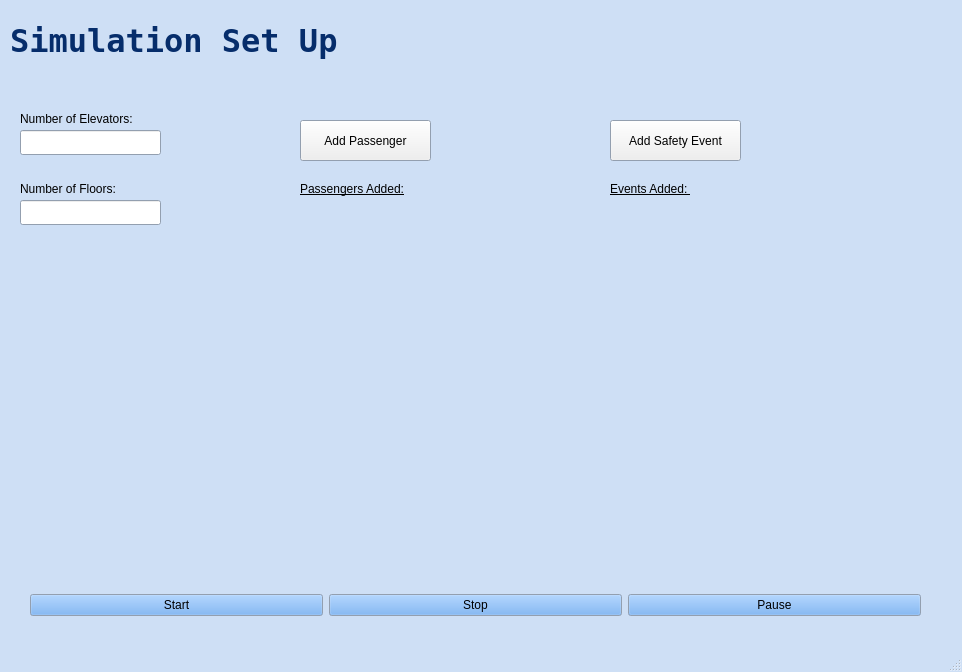
First picture: the form in mainwindow.ui, repository gracestewart3/COMP3004A3, before the edit.
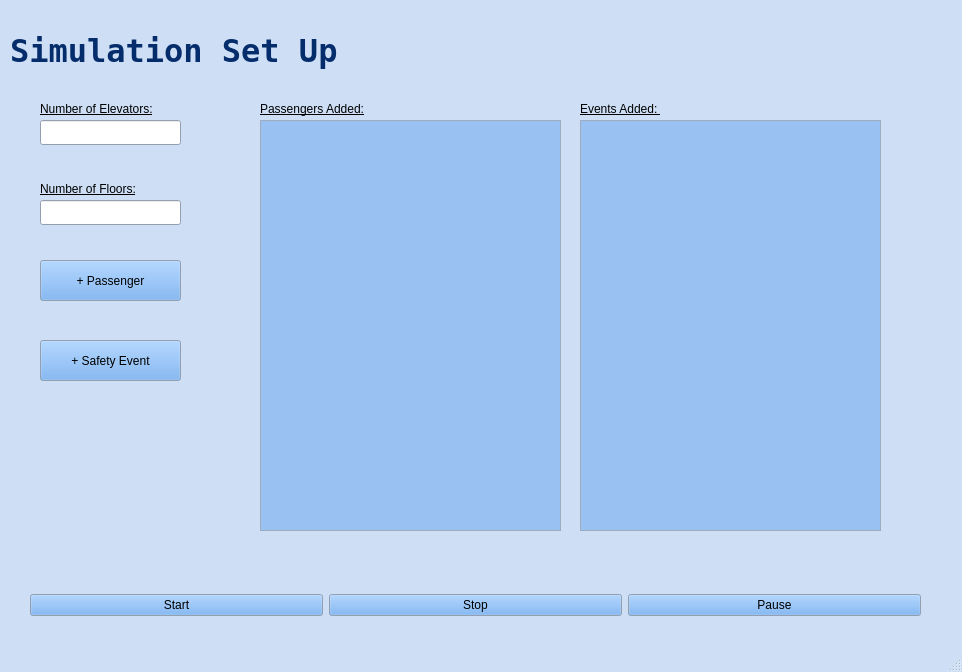
Second picture: the form after the edit. The open tabs and pages were chosen to show the change.

```diff
--- a/mainwindow.ui
+++ b/mainwindow.ui
@@ -82,7 +82,7 @@
     <property name="geometry">
      <rect>
       <x>0</x>
-      <y>0</y>
+      <y>10</y>
       <width>951</width>
       <height>561</height>
      </rect>
@@ -682,8 +682,8 @@
      <widget class="QLabel" name="events_added_label">
       <property name="geometry">
        <rect>
-        <x>610</x>
-        <y>180</y>
+        <x>580</x>
+        <y>90</y>
         <width>141</width>
         <height>17</height>
        </rect>
@@ -697,30 +697,11 @@
        <string>Events Added: </string>
       </property>
      </widget>
-     <widget class="QLabel" name="event_display">
-      <property name="geometry">
-       <rect>
-        <x>610</x>
-        <y>210</y>
-        <width>291</width>
-        <height>351</height>
-       </rect>
-      </property>
-      <property name="text">
-       <string/>
-      </property>
-      <property name="alignment">
-       <set>Qt::AlignLeading|Qt::AlignLeft|Qt::AlignTop</set>
-      </property>
-      <property name="wordWrap">
-       <bool>true</bool>
-      </property>
-     </widget>
      <widget class="QLabel" name="passengers_added_label">
       <property name="geometry">
        <rect>
-        <x>300</x>
-        <y>180</y>
+        <x>260</x>
+        <y>90</y>
         <width>141</width>
         <height>17</height>
        </rect>
@@ -734,25 +715,6 @@
        <string>Passengers Added:</string>
       </property>
      </widget>
-     <widget class="QLabel" name="passenger_display">
-      <property name="geometry">
-       <rect>
-        <x>300</x>
-        <y>210</y>
-        <width>301</width>
-        <height>351</height>
-       </rect>
-      </property>
-      <property name="text">
-       <string/>
-      </property>
-      <property name="alignment">
-       <set>Qt::AlignLeading|Qt::AlignLeft|Qt::AlignTop</set>
-      </property>
-      <property name="wordWrap">
-       <bool>true</bool>
-      </property>
-     </widget>
      <widget class="QLabel" name="label_3">
       <property name="geometry">
        <rect>
@@ -868,21 +830,64 @@
      <widget class="QPushButton" name="add_passenger">
       <property name="geometry">
        <rect>
-        <x>300</x>
-        <y>120</y>
-        <width>131</width>
+        <x>40</x>
+        <y>250</y>
+        <width>141</width>
         <height>41</height>
        </rect>
       </property>
+      <property name="palette">
+       <palette>
+        <active>
+         <colorrole role="Button">
+          <brush brushstyle="SolidPattern">
+           <color alpha="255">
+            <red>98</red>
+            <green>160</green>
+            <blue>234</blue>
+           </color>
+          </brush>
+         </colorrole>
+        </active>
+        <inactive>
+         <colorrole role="Button">
+          <brush brushstyle="SolidPattern">
+           <color alpha="255">
+            <red>98</red>
+            <green>160</green>
+            <blue>234</blue>
+           </color>
+          </brush>
+         </colorrole>
+        </inactive>
+        <disabled>
+         <colorrole role="Button">
+          <brush brushstyle="SolidPattern">
+           <color alpha="255">
+            <red>98</red>
+            <green>160</green>
+            <blue>234</blue>
+           </color>
+          </brush>
+         </colorrole>
+        </disabled>
+       </palette>
+      </property>
+      <property name="font">
+       <font>
+        <weight>50</weight>
+        <bold>false</bold>
+       </font>
+      </property>
       <property name="text">
-       <string>Add Passenger</string>
+       <string>+ Passenger</string>
       </property>
      </widget>
      <widget class="QLineEdit" name="num_elevators">
       <property name="geometry">
        <rect>
-        <x>20</x>
-        <y>130</y>
+        <x>40</x>
+        <y>110</y>
         <width>141</width>
         <height>25</height>
        </rect>
@@ -891,12 +896,17 @@
      <widget class="QLabel" name="num_floors_label">
       <property name="geometry">
        <rect>
-        <x>20</x>
-        <y>180</y>
+        <x>40</x>
+        <y>170</y>
         <width>131</width>
         <height>17</height>
        </rect>
       </property>
+      <property name="font">
+       <font>
+        <underline>true</underline>
+       </font>
+      </property>
       <property name="text">
        <string>Number of Floors:</string>
       </property>
@@ -904,8 +914,8 @@
      <widget class="QLineEdit" name="num_floors">
       <property name="geometry">
        <rect>
-        <x>20</x>
-        <y>200</y>
+        <x>40</x>
+        <y>190</y>
         <width>141</width>
         <height>25</height>
        </rect>
@@ -914,29 +924,181 @@
      <widget class="QPushButton" name="add_event">
       <property name="geometry">
        <rect>
-        <x>610</x>
-        <y>120</y>
-        <width>131</width>
+        <x>40</x>
+        <y>330</y>
+        <width>141</width>
         <height>41</height>
        </rect>
       </property>
+      <property name="palette">
+       <palette>
+        <active>
+         <colorrole role="Button">
+          <brush brushstyle="SolidPattern">
+           <color alpha="255">
+            <red>98</red>
+            <green>160</green>
+            <blue>234</blue>
+           </color>
+          </brush>
+         </colorrole>
+        </active>
+        <inactive>
+         <colorrole role="Button">
+          <brush brushstyle="SolidPattern">
+           <color alpha="255">
+            <red>98</red>
+            <green>160</green>
+            <blue>234</blue>
+           </color>
+          </brush>
+         </colorrole>
+        </inactive>
+        <disabled>
+         <colorrole role="Button">
+          <brush brushstyle="SolidPattern">
+           <color alpha="255">
+            <red>98</red>
+            <green>160</green>
+            <blue>234</blue>
+           </color>
+          </brush>
+         </colorrole>
+        </disabled>
+       </palette>
+      </property>
       <property name="text">
-       <string>Add Safety Event</string>
+       <string>+ Safety Event</string>
+      </property>
+      <property name="autoDefault">
+       <bool>false</bool>
+      </property>
+      <property name="flat">
+       <bool>false</bool>
       </property>
      </widget>
      <widget class="QLabel" name="num_elevators_label">
       <property name="geometry">
        <rect>
-        <x>20</x>
-        <y>110</y>
+        <x>40</x>
+        <y>90</y>
         <width>141</width>
         <height>17</height>
        </rect>
       </property>
+      <property name="font">
+       <font>
+        <underline>true</underline>
+       </font>
+      </property>
       <property name="text">
        <string>Number of Elevators:</string>
       </property>
      </widget>
+     <widget class="QTextBrowser" name="passenger_display">
+      <property name="geometry">
+       <rect>
+        <x>260</x>
+        <y>110</y>
+        <width>301</width>
+        <height>411</height>
+       </rect>
+      </property>
+      <property name="palette">
+       <palette>
+        <active>
+         <colorrole role="Base">
+          <brush brushstyle="SolidPattern">
+           <color alpha="255">
+            <red>153</red>
+            <green>193</green>
+            <blue>241</blue>
+           </color>
+          </brush>
+         </colorrole>
+        </active>
+        <inactive>
+         <colorrole role="Base">
+          <brush brushstyle="SolidPattern">
+           <color alpha="255">
+            <red>153</red>
+            <green>193</green>
+            <blue>241</blue>
+           </color>
+          </brush>
+         </colorrole>
+        </inactive>
+        <disabled>
+         <colorrole role="Base">
+          <brush brushstyle="SolidPattern">
+           <color alpha="255">
+            <red>206</red>
+            <green>223</green>
+            <blue>245</blue>
+           </color>
+          </brush>
+         </colorrole>
+        </disabled>
+       </palette>
+      </property>
+      <property name="font">
+       <font>
+        <family>DejaVu Sans Mono</family>
+       </font>
+      </property>
+     </widget>
+     <widget class="QTextBrowser" name="event_display">
+      <property name="geometry">
+       <rect>
+        <x>580</x>
+        <y>110</y>
+        <width>301</width>
+        <height>411</height>
+       </rect>
+      </property>
+      <property name="palette">
+       <palette>
+        <active>
+         <colorrole role="Base">
+          <brush brushstyle="SolidPattern">
+           <color alpha="255">
+            <red>153</red>
+            <green>193</green>
+            <blue>241</blue>
+           </color>
+          </brush>
+         </colorrole>
+        </active>
+        <inactive>
+         <colorrole role="Base">
+          <brush brushstyle="SolidPattern">
+           <color alpha="255">
+            <red>153</red>
+            <green>193</green>
+            <blue>241</blue>
+           </color>
+          </brush>
+         </colorrole>
+        </inactive>
+        <disabled>
+         <colorrole role="Base">
+          <brush brushstyle="SolidPattern">
+           <color alpha="255">
+            <red>206</red>
+            <green>223</green>
+            <blue>245</blue>
+           </color>
+          </brush>
+         </colorrole>
+        </disabled>
+       </palette>
+      </property>
+      <property name="font">
+       <font>
+        <family>DejaVu Sans Mono</family>
+       </font>
+      </property>
+     </widget>
     </widget>
    </widget>
    <widget class="QWidget" name="horizontalLayoutWidget_2">
```
Left out of the diff: 7 changed lines with no effect on the pictures.
